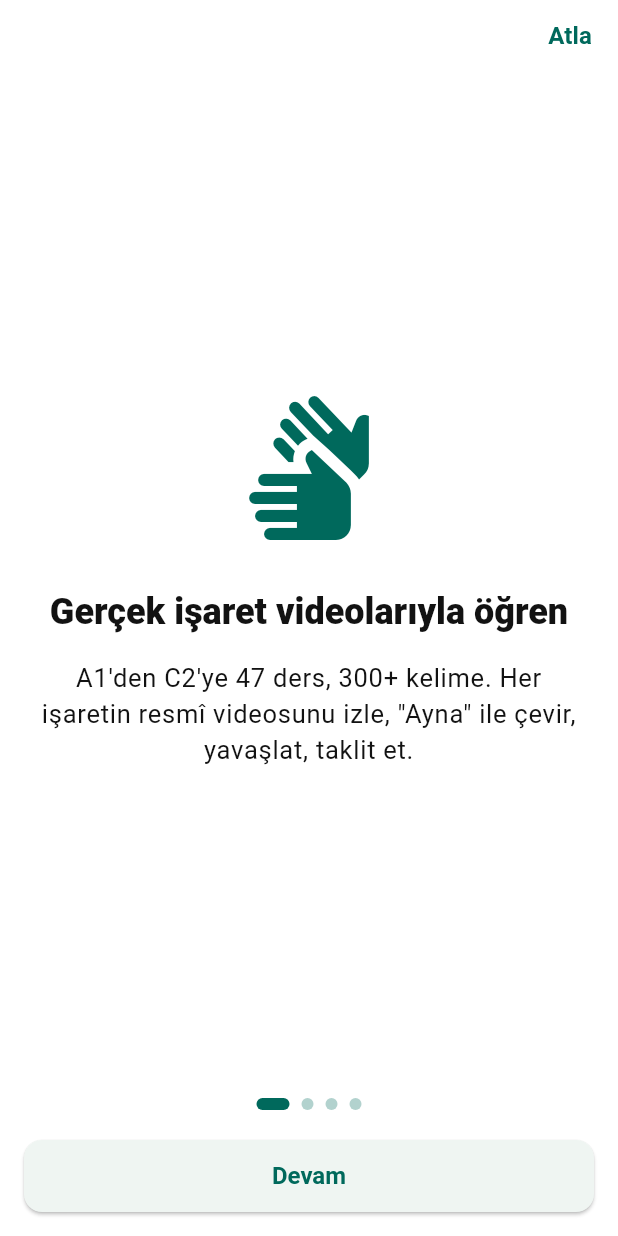
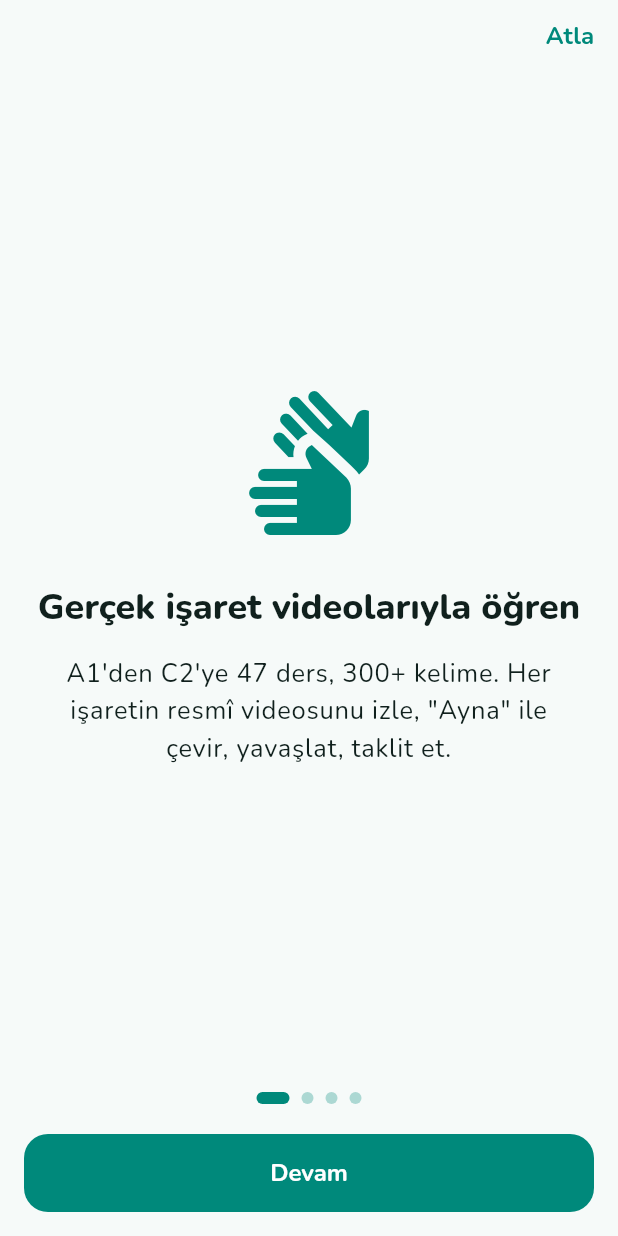
Before and after one commit to turabyagmurlu/tid_app, a Flutter app: the screen it shows after launch, on a phone screen of 412 x 824 dp. Run offline on Flutter 3.47's test engine with Material 3 defaults, Android fonts, the phone set to English and light mode, and no system bars; our stand-ins replace camera, cloud_firestore, equatable, firebase_core, flutter_bloc, google_fonts and 2 more; missing offline and left inert: dart:html, dart:ui_web; accounts and stored records are empty.

Commit message:
feat(tasarim): Nunito tipografi, yuvarlak kartlar/butonlar, rafine teal palet, yumusak golge/yuzeyler (claymorphism esintili cila)

```diff
--- a/lib/core/constants/app_colors.dart
+++ b/lib/core/constants/app_colors.dart
@@ -6,20 +6,22 @@ import 'package:flutter/material.dart';
 class AppColors {
   AppColors._();
 
-  // Ana renkler (Bölüm 6 kod taslağındaki teal esas alındı, koyulaştırıldı)
-  static const Color primary = Color(0xFF00695C); // Koyu teal
+  // Ana renkler — canlı teal marka + derinlik için koyu ton
+  static const Color primary = Color(0xFF00897B); // Canlı teal
+  static const Color primaryDark = Color(0xFF00695C); // Gradyan/derinlik
   static const Color primaryLight = Color(0xFF4DB6AC);
-  static const Color accent = Color(0xFFFFA000); // Amber — vurgu / streak
+  static const Color accent = Color(0xFFFFB300); // Amber — vurgu / streak
 
-  // Nötr — Açık tema
-  static const Color lightBackground = Color(0xFFFFFFFF);
-  static const Color lightSurface = Color(0xFFF3F5F5);
-  static const Color lightOnSurface = Color(0xFF121212);
+  // Nötr — Açık tema (hafif teal tonlu yüzeyler)
+  static const Color lightBackground = Color(0xFFF6FAF9);
+  static const Color lightSurface = Color(0xFFFFFFFF);
+  static const Color lightOnSurface = Color(0xFF10201D);
 
-  // Nötr — Koyu tema
-  static const Color darkBackground = Color(0xFF0E1413);
-  static const Color darkSurface = Color(0xFF1B2422);
-  static const Color darkOnSurface = Color(0xFFF5F5F5);
+  // Nötr — Koyu tema (kart ayrımı için kademeli yüzeyler)
+  static const Color darkBackground = Color(0xFF0C1211);
+  static const Color darkSurface = Color(0xFF15201E);
+  static const Color darkSurfaceHigh = Color(0xFF1E2B28);
+  static const Color darkOnSurface = Color(0xFFF3F7F6);
 
   // Durum renkleri (geri bildirim)
   static const Color success = Color(0xFF2E7D32);
--- a/lib/core/theme/app_theme.dart
+++ b/lib/core/theme/app_theme.dart
@@ -1,10 +1,10 @@
 import 'package:flutter/material.dart';
+import 'package:google_fonts/google_fonts.dart';
 
 import '../constants/app_colors.dart';
-import '../constants/app_dimensions.dart';
 
-/// Açık/Koyu tema. Erişilebilirlik için yüksek kontrast, okunaklı tipografi
-/// ve geniş dokunma hedefleri esas alınmıştır.
+/// Açık/Koyu tema. Dost, yuvarlak (claymorphism esintili) tasarım:
+/// Nunito tipografi, yumuşak köşeler, kademeli yüzeyler, yüksek kontrast.
 class AppTheme {
   AppTheme._();
 
@@ -20,60 +20,134 @@ class AppTheme {
       primary: AppColors.primary,
       secondary: AppColors.accent,
       error: AppColors.error,
+      surface: isDark ? AppColors.darkSurface : AppColors.lightSurface,
     );
 
-    return ThemeData(
+    final Color onBg =
+        isDark ? AppColors.darkOnSurface : AppColors.lightOnSurface;
+    final Color cardColor =
+        isDark ? AppColors.darkSurfaceHigh : AppColors.lightSurface;
+
+    final base = ThemeData(
       useMaterial3: true,
       brightness: brightness,
       colorScheme: scheme,
       scaffoldBackgroundColor:
           isDark ? AppColors.darkBackground : AppColors.lightBackground,
-      textTheme: _textTheme(isDark),
-      appBarTheme: const AppBarTheme(
-        backgroundColor: AppColors.primary,
+      cardColor: cardColor,
+      textTheme: _textTheme(onBg),
+      appBarTheme: AppBarTheme(
+        backgroundColor: isDark ? AppColors.darkBackground : AppColors.primary,
         foregroundColor: Colors.white,
         elevation: 0,
+        scrolledUnderElevation: 0,
         centerTitle: false,
-        titleTextStyle: TextStyle(
-          fontSize: 20,
-          fontWeight: FontWeight.w700,
+        titleTextStyle: GoogleFonts.nunito(
+          fontSize: 21,
+          fontWeight: FontWeight.w800,
           color: Colors.white,
+        ),
+      ),
+      cardTheme: CardThemeData(
+        color: cardColor,
+        elevation: isDark ? 0 : 1.5,
+        shadowColor: AppColors.primary.withOpacity(0.15),
+        margin: const EdgeInsets.symmetric(vertical: 5),
+        shape: RoundedRectangleBorder(
+          borderRadius: BorderRadius.circular(20),
+          side: isDark
+              ? BorderSide(color: Colors.white.withOpacity(0.06))
+              : BorderSide.none,
         ),
       ),
       elevatedButtonTheme: ElevatedButtonThemeData(
         style: ElevatedButton.styleFrom(
-          minimumSize: const Size(
-            AppDimensions.minTouchTarget,
-            AppDimensions.minTouchTarget,
+          backgroundColor: AppColors.primary,
+          foregroundColor: Colors.white,
+          minimumSize: const Size(48, 52),
+          elevation: 0,
+          shape: RoundedRectangleBorder(
+            borderRadius: BorderRadius.circular(16),
           ),
-          shape: RoundedRectangleBorder(
-            borderRadius: BorderRadius.circular(AppDimensions.radiusMd),
-          ),
-          textStyle: const TextStyle(fontSize: 16, fontWeight: FontWeight.w600),
+          textStyle: GoogleFonts.nunito(
+              fontSize: 16, fontWeight: FontWeight.w700),
         ),
       ),
-      snackBarTheme: const SnackBarThemeData(
+      outlinedButtonTheme: OutlinedButtonThemeData(
+        style: OutlinedButton.styleFrom(
+          minimumSize: const Size(48, 52),
+          shape: RoundedRectangleBorder(
+            borderRadius: BorderRadius.circular(16),
+          ),
+          side: BorderSide(color: AppColors.primary.withOpacity(0.5)),
+          textStyle: GoogleFonts.nunito(
+              fontSize: 16, fontWeight: FontWeight.w700),
+        ),
+      ),
+      filledButtonTheme: FilledButtonThemeData(
+        style: FilledButton.styleFrom(
+          minimumSize: const Size(48, 52),
+          shape: RoundedRectangleBorder(
+            borderRadius: BorderRadius.circular(16),
+          ),
+        ),
+      ),
+      chipTheme: ChipThemeData(
+        shape: RoundedRectangleBorder(
+          borderRadius: BorderRadius.circular(30),
+        ),
+        side: BorderSide(color: AppColors.primary.withOpacity(0.25)),
+      ),
+      listTileTheme: const ListTileThemeData(
+        shape: RoundedRectangleBorder(
+          borderRadius: BorderRadius.all(Radius.circular(16)),
+        ),
+      ),
+      inputDecorationTheme: InputDecorationTheme(
+        filled: true,
+        fillColor: isDark
+            ? AppColors.darkSurfaceHigh
+            : AppColors.primary.withOpacity(0.05),
+        border: OutlineInputBorder(
+          borderRadius: BorderRadius.circular(16),
+          borderSide: BorderSide.none,
+        ),
+      ),
+      dividerTheme: DividerThemeData(
+        color: onBg.withOpacity(0.08),
+        thickness: 1,
+      ),
+      progressIndicatorTheme:
+          const ProgressIndicatorThemeData(color: AppColors.primary),
+      snackBarTheme: SnackBarThemeData(
         behavior: SnackBarBehavior.floating,
-        contentTextStyle: TextStyle(fontSize: 16, fontWeight: FontWeight.w600),
+        backgroundColor: AppColors.primaryDark,
+        contentTextStyle: GoogleFonts.nunito(
+            fontSize: 15, fontWeight: FontWeight.w600, color: Colors.white),
+        shape: RoundedRectangleBorder(
+          borderRadius: BorderRadius.circular(14),
+        ),
       ),
       focusColor: AppColors.accent,
     );
+
+    return base;
   }
 
-  static TextTheme _textTheme(bool isDark) {
-    final Color onBg =
-        isDark ? AppColors.darkOnSurface : AppColors.lightOnSurface;
+  static TextTheme _textTheme(Color onBg) {
     return TextTheme(
-      headlineSmall:
-          TextStyle(fontSize: 24, fontWeight: FontWeight.w800, color: onBg),
-      titleLarge:
-          TextStyle(fontSize: 20, fontWeight: FontWeight.w700, color: onBg),
-      titleMedium:
-          TextStyle(fontSize: 18, fontWeight: FontWeight.w600, color: onBg),
-      bodyLarge: TextStyle(fontSize: 17, height: 1.4, color: onBg),
-      bodyMedium: TextStyle(fontSize: 15, height: 1.4, color: onBg),
-      labelLarge:
-          TextStyle(fontSize: 16, fontWeight: FontWeight.w600, color: onBg),
+      headlineSmall: GoogleFonts.nunito(
+          fontSize: 24, fontWeight: FontWeight.w800, color: onBg),
+      titleLarge: GoogleFonts.nunito(
+          fontSize: 20, fontWeight: FontWeight.w800, color: onBg),
+      titleMedium: GoogleFonts.nunito(
+          fontSize: 18, fontWeight: FontWeight.w700, color: onBg),
+      bodyLarge: GoogleFonts.nunito(fontSize: 17, height: 1.45, color: onBg),
+      bodyMedium: GoogleFonts.nunito(fontSize: 15, height: 1.45, color: onBg),
+      bodySmall: GoogleFonts.nunito(
+          fontSize: 13, color: onBg.withOpacity(0.75)),
+      labelLarge: GoogleFonts.nunito(
+          fontSize: 16, fontWeight: FontWeight.w700, color: onBg),
     );
   }
 }
--- a/pubspec.yaml
+++ b/pubspec.yaml
@@ -33,6 +33,9 @@ dependencies:
   # Kalıcı yerel kayıt (ilerleme, aralıklı tekrar, ayarlar)
   shared_preferences: ^2.2.3
 
+  # Dost, yuvarlak tipografi (Nunito)
+  google_fonts: ^6.2.1
+
 dev_dependencies:
   flutter_test:
     sdk: flutter
```
Also changed, not shown: pubspec.lock.
